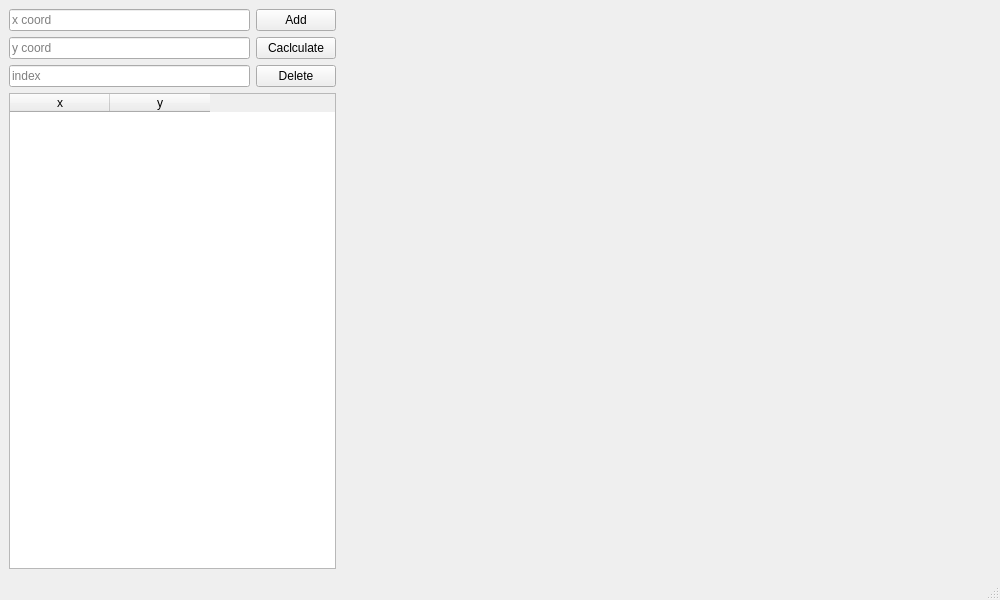
xanderkov/ics7-CG, file lab_01/mainwindow.ui: the form before one commit.
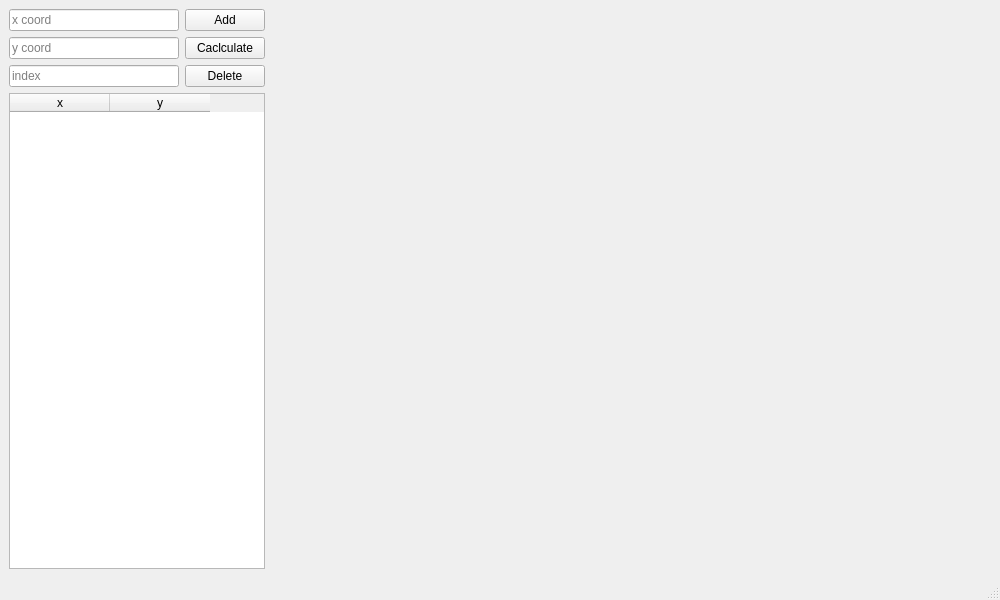
The form after the commit.

Patch:
```diff
--- a/lab_01/mainwindow.ui
+++ b/lab_01/mainwindow.ui
@@ -118,6 +118,32 @@
       </property>
      </spacer>
     </item>
+    <item>
+     <spacer name="horizontalSpacer_4">
+      <property name="orientation">
+       <enum>Qt::Horizontal</enum>
+      </property>
+      <property name="sizeHint" stdset="0">
+       <size>
+        <width>40</width>
+        <height>20</height>
+       </size>
+      </property>
+     </spacer>
+    </item>
+    <item>
+     <spacer name="horizontalSpacer_2">
+      <property name="orientation">
+       <enum>Qt::Horizontal</enum>
+      </property>
+      <property name="sizeHint" stdset="0">
+       <size>
+        <width>40</width>
+        <height>20</height>
+       </size>
+      </property>
+     </spacer>
+    </item>
     <item>
      <spacer name="horizontalSpacer">
       <property name="orientation">
```
